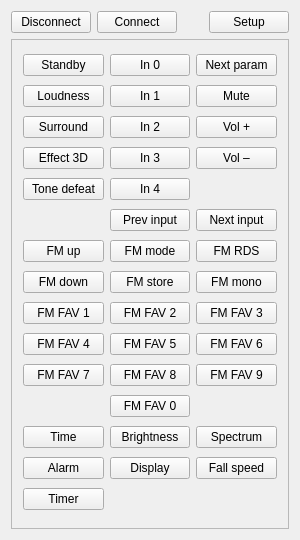
This is remote/mainwindow.ui in WiseLord/ampcontrol as Qt 5 draws it before an edit. The edited form follows.
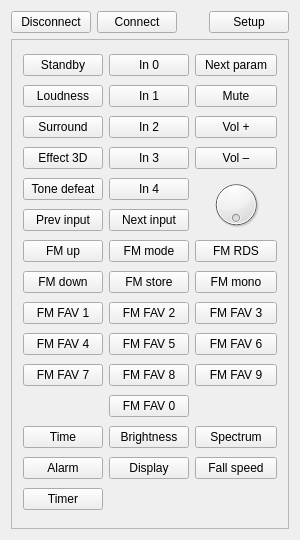
This is the edited form.

Commit message: remote: add volume dial

Patch:
```diff
--- a/remote/mainwindow.ui
+++ b/remote/mainwindow.ui
@@ -222,26 +222,6 @@
         </property>
        </widget>
       </item>
-      <item row="5" column="1">
-       <widget class="QPushButton" name="pbtnInPrev">
-        <property name="text">
-         <string>Prev input</string>
-        </property>
-        <property name="RC" stdset="0">
-         <string notr="true">0A</string>
-        </property>
-       </widget>
-      </item>
-      <item row="5" column="2">
-       <widget class="QPushButton" name="pbtnInNext">
-        <property name="text">
-         <string>Next input</string>
-        </property>
-        <property name="RC" stdset="0">
-         <string notr="true">0B</string>
-        </property>
-       </widget>
-      </item>
       <item row="6" column="0">
        <widget class="QPushButton" name="pbtnFmUp">
         <property name="text">
@@ -472,6 +452,42 @@
         </property>
        </widget>
       </item>
+      <item row="5" column="0">
+       <widget class="QPushButton" name="pbtnInPrev">
+        <property name="text">
+         <string>Prev input</string>
+        </property>
+        <property name="RC" stdset="0">
+         <string notr="true">0A</string>
+        </property>
+       </widget>
+      </item>
+      <item row="5" column="1">
+       <widget class="QPushButton" name="pbtnInNext">
+        <property name="text">
+         <string>Next input</string>
+        </property>
+        <property name="RC" stdset="0">
+         <string notr="true">0B</string>
+        </property>
+       </widget>
+      </item>
+      <item row="4" column="2" rowspan="2">
+       <widget class="QDial" name="dlVolume">
+        <property name="maximum">
+         <number>63</number>
+        </property>
+        <property name="pageStep">
+         <number>1</number>
+        </property>
+        <property name="tracking">
+         <bool>false</bool>
+        </property>
+        <property name="wrapping">
+         <bool>true</bool>
+        </property>
+       </widget>
+      </item>
      </layout>
     </widget>
    </item>
```
The commit also changes 3 other files.
